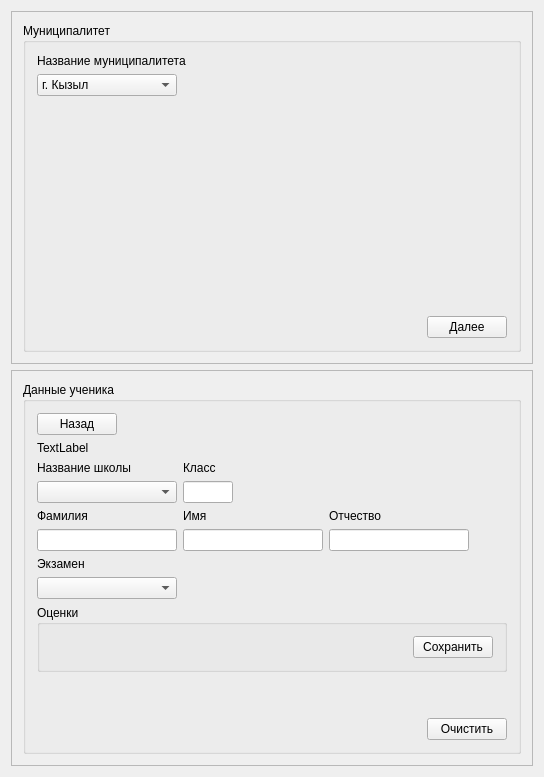
First picture: the form in mainwindow.ui, repository dtapyshpan/ClientEGE, before the edit.
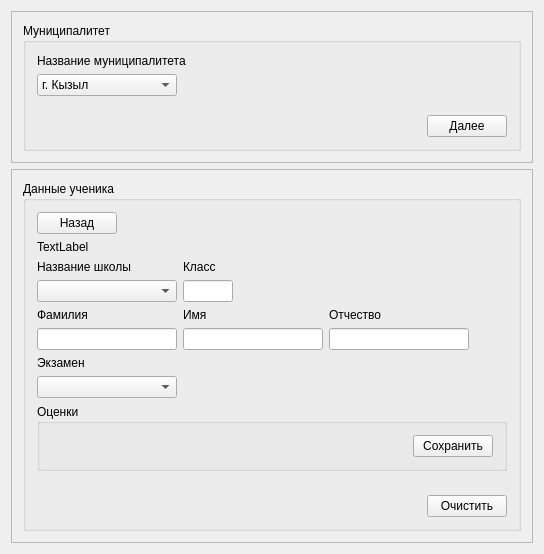
Second picture: the form after the edit.

What changed in the file:
```diff
--- a/mainwindow.ui
+++ b/mainwindow.ui
@@ -7,7 +7,7 @@
     <x>0</x>
     <y>0</y>
     <width>544</width>
-    <height>777</height>
+    <height>554</height>
    </rect>
   </property>
   <property name="windowTitle">
```
